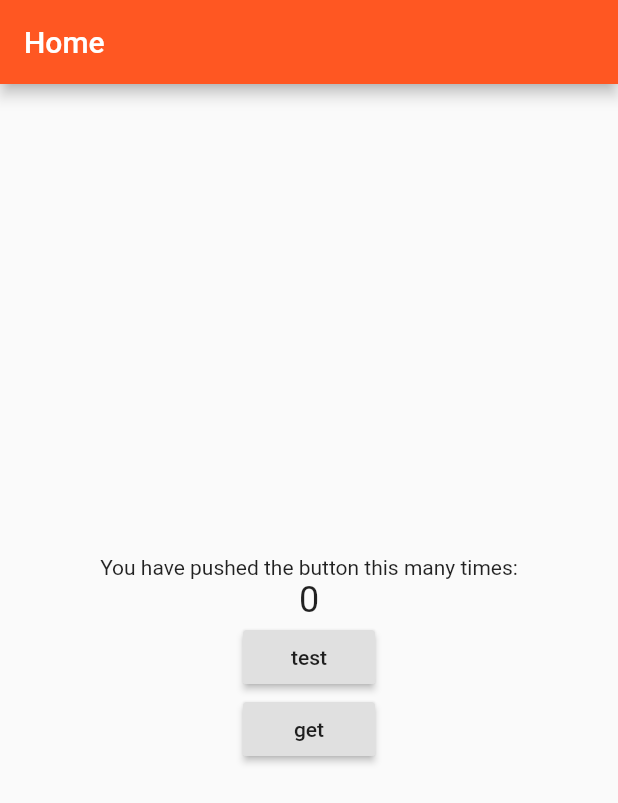
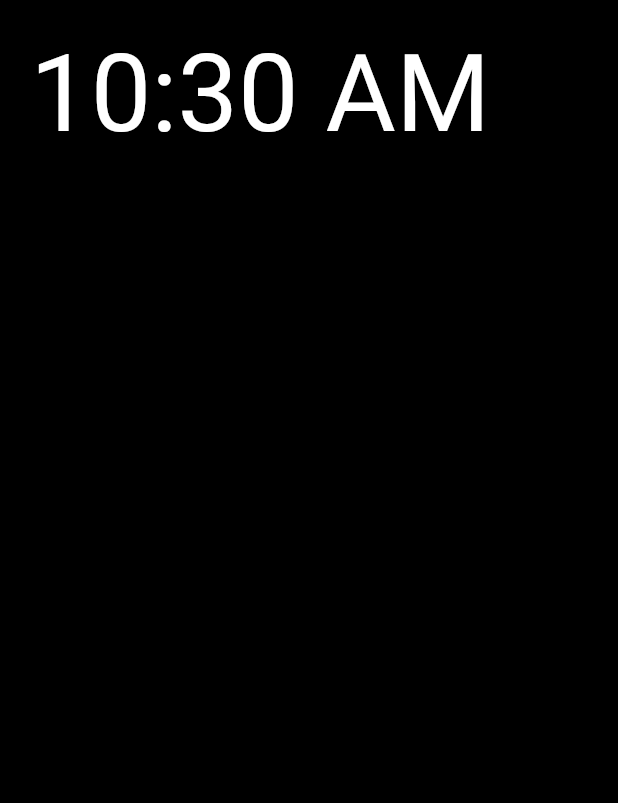
Before and after one commit to declanwoods/GardenPi, a Flutter app: the screen it shows after launch, on a phone screen of 412 x 824 dp. Shown: the top 803 px of the screen. Run offline on Flutter 3.47's test engine with Material 2 defaults, Android fonts, the phone set to English and light mode, and no system bars; our stand-ins replace dio, jiffy.

Commit message:
Update to app and api helm charts

```diff
--- a/api/package.json
+++ b/api/package.json
@@ -8,7 +8,8 @@
     "docker-build": "docker build -t gpi-api .",
     "docker-tag": "docker tag gpi-api:latest registry.declan.sh/gpi-api:$(git rev-parse HEAD)",
     "docker-push": "docker push registry.declan.sh/gpi-api:$(git rev-parse HEAD)",
-    "docker-all": "yarn docker-build && yarn docker-tag && yarn docker-push"
+    "docker-all": "yarn docker-build && yarn docker-tag && yarn docker-push",
+    "deploy": "helm upgrade --install --namespace gpi gardenpi-api ../helm/gpi-api -f ../helm/gpi-api/values.yaml"
   },
   "author": "",
   "license": "ISC",
--- /dev/null
+++ b/app/gardenpi/lib/constants.dart
@@ -0,0 +1 @@
+const API_URL = "https://api.gpi.declan.sh";
--- a/app/gardenpi/lib/main.dart
+++ b/app/gardenpi/lib/main.dart
@@ -1,6 +1,8 @@
 import 'package:flutter/material.dart';
+import 'pages/home.dart';
 import 'pages/settings.dart';
-import 'package:dio/dio.dart';
+import 'pages/screensaver.dart';
+import 'constants.dart';
 
 void main() {
   runApp(GardenPiApp());
@@ -11,69 +13,11 @@ class GardenPiApp extends StatelessWidget {
   Widget build(BuildContext context) {
     return MaterialApp(
       title: 'GardenPi',
-      theme: ThemeData(
-        primarySwatch: Colors.deepOrange,
-      ),
-      home: MainPage(title: 'Home'),
+      home: ScreensaverPage(),
       routes: {
+        "/home": (context) => HomePage(title: 'Home'),
         "/settings": (context) => SettingsPage(title: 'Settings'),
       },
     );
   }
 }
-
-class MainPage extends StatefulWidget {
-  MainPage({Key key, this.title}) : super(key: key);
-
-  final String title;
-
-  @override
-  _MainPageState createState() => _MainPageState();
-}
-
-class _MainPageState extends State<MainPage> {
-  int _counter = 0;
-
-  Dio dio = new Dio();
-
-  Future<int> get() async {
-    var res = await dio.get("http://localhost:8080/api/v1");
-    return res.statusCode;
-  }
-
-  @override
-  Widget build(BuildContext context) {
-    return Scaffold(
-      appBar: AppBar(
-        title: Text(widget.title),
-      ),
-      body: Center(
-        child: Column(
-          mainAxisAlignment: MainAxisAlignment.center,
-          children: <Widget>[
-            Text(
-              'You have pushed the button this many times:',
-            ),
-            Text(
-              '$_counter',
-              style: Theme.of(context).textTheme.headline,
-            ),
-            RaisedButton(
-              child: Text("test"),
-              onPressed: () {
-                Navigator.pushNamed(context, '/settings');
-              },
-            ),
-            RaisedButton(
-              child: Text("get"),
-              onPressed: () async {
-                int status = await get();
-                print(status);
-              },
-            )
-          ],
-        ),
-      ),
-    );
-  }
-}
--- /dev/null
+++ b/app/gardenpi/lib/pages/screensaver.dart
@@ -0,0 +1,60 @@
+import 'package:flutter/material.dart';
+import 'package:jiffy/jiffy.dart';
+
+import '../helpers/requests.dart' as req;
+import 'dart:async';
+
+class ScreensaverPage extends StatefulWidget {
+    ScreensaverPage({Key key, this.title}) : super(key: key);
+
+    final String title;
+
+    @override
+    _ScreensaverPageState createState() => _ScreensaverPageState();
+}
+
+class _ScreensaverPageState extends State<ScreensaverPage> {
+    Timer t;
+    String time = createTimeString();
+
+    static String createTimeString() {
+        return new Jiffy(new DateTime.now()).format("h:mm a");
+    }
+
+    @override
+    Widget build(BuildContext context) {
+        if (t != null) {
+            t.cancel();
+        }
+
+        t = Timer.periodic(Duration(seconds: 1), (timer) {
+            setState(() {
+              time = createTimeString();
+            });
+        });
+
+        return Scaffold(
+            backgroundColor: Colors.black,
+            body: Container(
+                width: MediaQuery.of(context).size.width,
+                height: MediaQuery.of(context).size.height,
+                child: Column(
+                    mainAxisAlignment: MainAxisAlignment.start,
+                    crossAxisAlignment: CrossAxisAlignment.start,
+                    children: <Widget>[
+                        Container(
+                            padding: EdgeInsets.fromLTRB(20, 20, 0, 0),
+                            child: Text(
+                                time,
+                                style: TextStyle(
+                                    color: Colors.white,
+                                    fontSize: 72
+                                ),
+                            ),
+                        ),
+                    ],
+                ),
+            ),
+        );
+    }
+}
--- a/app/gardenpi/pubspec.yaml
+++ b/app/gardenpi/pubspec.yaml
@@ -20,6 +20,8 @@ dependencies:
   flutter:
     sdk: flutter
 
+  jiffy: ^3.0.1
+  intl: ^0.16.0
   cupertino_icons: ^0.1.3
   dio: 3.0.9
 
--- a/helm/gpi-api/Chart.yaml
+++ b/helm/gpi-api/Chart.yaml
@@ -1,5 +1,5 @@
 apiVersion: v1
 appVersion: "1.0"
 description: A Helm chart for Kubernetes
-name: gpi-api
+name: gardenpi-api
 version: 0.1.0
--- a/helm/gpi-api/values.yaml
+++ b/helm/gpi-api/values.yaml
@@ -5,8 +5,8 @@
 replicaCount: 1
 
 image:
-  repository: nginx
-  tag: stable
+  repository: registry.declan.sh/gpi-api
+  tag: fc2f37f757ebbf519b8d05e9ff3bc2cb726d637a
   pullPolicy: IfNotPresent
 
 nameOverride: ""
--- a/helm/gpi-frontend/values.yaml
+++ b/helm/gpi-frontend/values.yaml
@@ -5,8 +5,8 @@
 replicaCount: 1
 
 image:
-  repository: nginx
-  tag: stable
+  repository: registry.declan.sh/gpi-frontend
+  tag: fc2f37f757ebbf519b8d05e9ff3bc2cb726d637a
   pullPolicy: IfNotPresent
 
 nameOverride: ""
```
Also changed, not shown: app/gardenpi/lib/helpers/requests.dart (added, +10 -0 lines), app/gardenpi/lib/pages/home.dart (added, +47 -0 lines), helm/gpi-api/ingress.yaml (added, +20 -0 lines), helm/gpi-api/templates/deployment.yaml (+13 -22 lines), helm/gpi-api/templates/ingress.yaml (deleted, +0 -38 lines), app/gardenpi/pubspec.lock, 1 other file.
